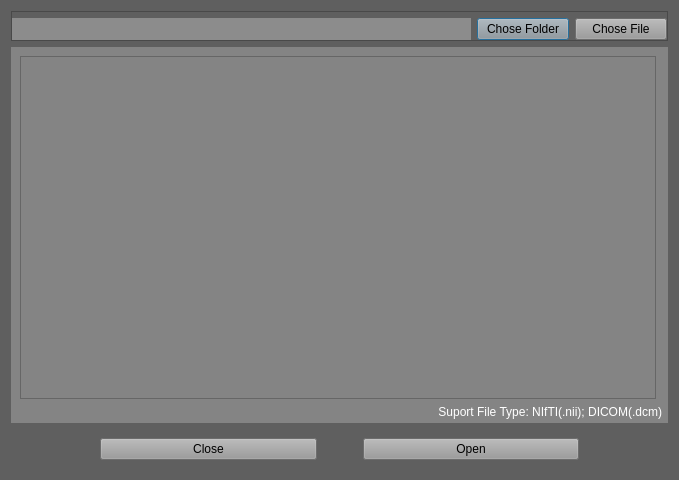
The window that software_1/qt.ui/OpenMRI.ui (MarcioCamposJr/EasyqMR) describes before a commit, drawn with Qt 5.
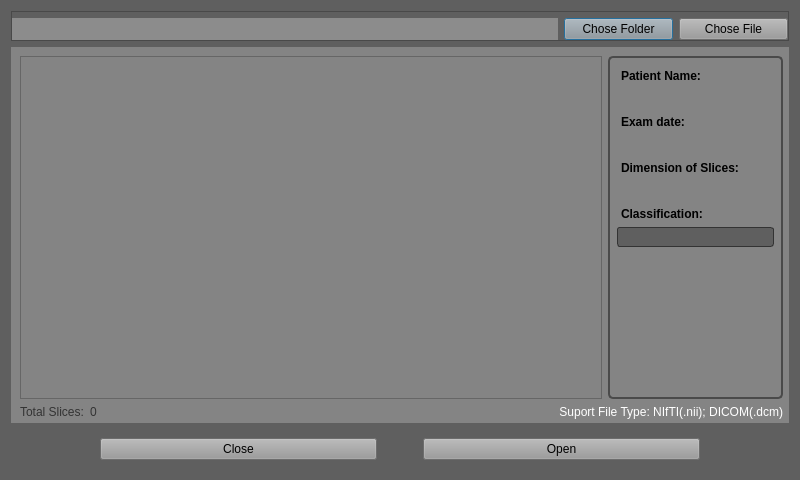
The same window after the commit. Icons and pictures are not drawn.

The edit to the form file:
```diff
--- a/software_1/qt.ui/OpenMRI.ui
+++ b/software_1/qt.ui/OpenMRI.ui
@@ -6,7 +6,7 @@
    <rect>
     <x>0</x>
     <y>0</y>
-    <width>679</width>
+    <width>800</width>
     <height>480</height>
    </rect>
   </property>
@@ -124,10 +124,13 @@
        <widget class="QWidget" name="widget_3" native="true">
         <property name="sizePolicy">
          <sizepolicy hsizetype="Preferred" vsizetype="Preferred">
-          <horstretch>4</horstretch>
+          <horstretch>20</horstretch>
           <verstretch>0</verstretch>
          </sizepolicy>
         </property>
+        <property name="styleSheet">
+         <string notr="true"/>
+        </property>
         <layout class="QGridLayout" name="gridLayout">
          <property name="leftMargin">
           <number>0</number>
@@ -141,6 +144,222 @@
          <property name="bottomMargin">
           <number>4</number>
          </property>
+         <item row="0" column="1" rowspan="2">
+          <widget class="QWidget" name="data" native="true">
+           <property name="sizePolicy">
+            <sizepolicy hsizetype="Preferred" vsizetype="Preferred">
+             <horstretch>6</horstretch>
+             <verstretch>0</verstretch>
+            </sizepolicy>
+           </property>
+           <property name="styleSheet">
+            <string notr="true">QWidget {
+    border: 2px solid #4a4a4a; /* Cor da borda */
+    border-radius: 5px; /* Curvatura da borda */
+    padding: 10px; /* Espaçamento interno para o conteúdo do QWidget */
+ /* Cor do texto dentro do QWidget */
+}</string>
+           </property>
+           <layout class="QVBoxLayout" name="verticalLayout_2">
+            <item>
+             <widget class="QLabel" name="label_2">
+              <property name="font">
+               <font>
+                <weight>75</weight>
+                <bold>true</bold>
+               </font>
+              </property>
+              <property name="styleSheet">
+               <string notr="true">border: None;
+padding: 4px 2px 0px 1px; color: balck</string>
+              </property>
+              <property name="text">
+               <string>Patient Name:</string>
+              </property>
+             </widget>
+            </item>
+            <item>
+             <widget class="QLabel" name="patientName">
+              <property name="styleSheet">
+               <string notr="true">border: None;
+padding: 0px 0px 2px 1px;</string>
+              </property>
+              <property name="text">
+               <string/>
+              </property>
+             </widget>
+            </item>
+            <item>
+             <widget class="QLabel" name="label_4">
+              <property name="font">
+               <font>
+                <weight>75</weight>
+                <bold>true</bold>
+               </font>
+              </property>
+              <property name="styleSheet">
+               <string notr="true">border: None;
+padding: 4px 2px 0px 1px; color: balck</string>
+              </property>
+              <property name="text">
+               <string>Exam date:</string>
+              </property>
+             </widget>
+            </item>
+            <item>
+             <widget class="QLabel" name="examDate">
+              <property name="styleSheet">
+               <string notr="true">border: None;
+padding: 0px 0px 2px 1px;</string>
+              </property>
+              <property name="text">
+               <string/>
+              </property>
+             </widget>
+            </item>
+            <item>
+             <widget class="QLabel" name="label_7">
+              <property name="sizePolicy">
+               <sizepolicy hsizetype="Preferred" vsizetype="Preferred">
+                <horstretch>2</horstretch>
+                <verstretch>0</verstretch>
+               </sizepolicy>
+              </property>
+              <property name="font">
+               <font>
+                <weight>75</weight>
+                <bold>true</bold>
+               </font>
+              </property>
+              <property name="styleSheet">
+               <string notr="true">border: None;
+padding: 4px 2px 0px 1px; color: balck</string>
+              </property>
+              <property name="text">
+               <string>Dimension of Slices:</string>
+              </property>
+             </widget>
+            </item>
+            <item>
+             <widget class="QLabel" name="sizeSlices">
+              <property name="sizePolicy">
+               <sizepolicy hsizetype="Preferred" vsizetype="Preferred">
+                <horstretch>3</horstretch>
+                <verstretch>0</verstretch>
+               </sizepolicy>
+              </property>
+              <property name="styleSheet">
+               <string notr="true">border: None;
+padding: 0px 0px 2px 1px;</string>
+              </property>
+              <property name="text">
+               <string/>
+              </property>
+             </widget>
+            </item>
+            <item>
+             <widget class="QLabel" name="label_6">
+              <property name="font">
+               <font>
+                <weight>75</weight>
+                <bold>true</bold>
+               </font>
+              </property>
+              <property name="styleSheet">
+               <string notr="true">border: None;
+padding: 4px 2px 0px 1px; color: balck</string>
+              </property>
+              <property name="text">
+               <string>Classification:</string>
+              </property>
+              <property name="margin">
+               <number>0</number>
+              </property>
+             </widget>
+            </item>
+            <item>
+             <widget class="QComboBox" name="setLabelClassification">
+              <property name="styleSheet">
+               <string notr="true">QComboBox {
+	border: 1px solid #333333;
+	border-radius: 3px;
+	background: rgb(95, 95, 95);
+	padding: 1px 23px 1px 3px;
+	min-width: 6em;
+	color: #ffffff;
+}
+QComboBox::drop-down {
+	subcontrol-origin: padding;
+	subcontrol-position: top right;
+	width: 20px;
+	border: None;
+}
+QComboBox::down-arrow {
+     image: url(:/software_1/Docs/icon/arrowDown.png);
+}
+ 
+QComboBox QAbstractView{
+	background-color: #4f4f4f;
+	color: #999999;
+ 
+	selection-background-color: #999999;
+	selection-color: #4f4f4f;
+}</string>
+              </property>
+              <property name="currentIndex">
+               <number>-1</number>
+              </property>
+              <item>
+               <property name="text">
+                <string>T1</string>
+               </property>
+              </item>
+              <item>
+               <property name="text">
+                <string>T1p</string>
+               </property>
+              </item>
+              <item>
+               <property name="text">
+                <string>T2</string>
+               </property>
+              </item>
+              <item>
+               <property name="text">
+                <string>T2*</string>
+               </property>
+              </item>
+              <item>
+               <property name="text">
+                <string>IVIM</string>
+               </property>
+              </item>
+              <item>
+               <property name="text">
+                <string>ADC</string>
+               </property>
+              </item>
+             </widget>
+            </item>
+            <item>
+             <spacer name="verticalSpacer">
+              <property name="orientation">
+               <enum>Qt::Vertical</enum>
+              </property>
+              <property name="sizeType">
+               <enum>QSizePolicy::Preferred</enum>
+              </property>
+              <property name="sizeHint" stdset="0">
+               <size>
+                <width>20</width>
+                <height>150</height>
+               </size>
+              </property>
+             </spacer>
+            </item>
+           </layout>
+          </widget>
+         </item>
          <item row="0" column="0" rowspan="2">
           <widget class="QTableWidget" name="tableFile">
            <property name="sizePolicy">
@@ -163,18 +382,60 @@
            </attribute>
           </widget>
          </item>
-         <item row="2" column="0" colspan="2">
-          <widget class="QLabel" name="label">
-           <property name="styleSheet">
-            <string notr="true">color:white;</string>
-           </property>
-           <property name="text">
-            <string>Suport File Type: NIfTI(.nii); DICOM(.dcm)</string>
-           </property>
-           <property name="alignment">
-            <set>Qt::AlignRight|Qt::AlignTrailing|Qt::AlignVCenter</set>
-           </property>
-          </widget>
+         <item row="3" column="0" rowspan="2" colspan="2">
+          <layout class="QHBoxLayout" name="horizontalLayout_4">
+           <item>
+            <widget class="QLabel" name="label_3">
+             <property name="sizePolicy">
+              <sizepolicy hsizetype="Preferred" vsizetype="Preferred">
+               <horstretch>1</horstretch>
+               <verstretch>0</verstretch>
+              </sizepolicy>
+             </property>
+             <property name="styleSheet">
+              <string notr="true">color: #333333; </string>
+             </property>
+             <property name="text">
+              <string>Total Slices:</string>
+             </property>
+            </widget>
+           </item>
+           <item>
+            <widget class="QLabel" name="totalSlices">
+             <property name="sizePolicy">
+              <sizepolicy hsizetype="Preferred" vsizetype="Preferred">
+               <horstretch>3</horstretch>
+               <verstretch>0</verstretch>
+              </sizepolicy>
+             </property>
+             <property name="styleSheet">
+              <string notr="true">color: #333333; </string>
+             </property>
+             <property name="text">
+              <string>0</string>
+             </property>
+            </widget>
+           </item>
+           <item>
+            <widget class="QLabel" name="label">
+             <property name="sizePolicy">
+              <sizepolicy hsizetype="Preferred" vsizetype="Preferred">
+               <horstretch>15</horstretch>
+               <verstretch>0</verstretch>
+              </sizepolicy>
+             </property>
+             <property name="styleSheet">
+              <string notr="true">color:white;</string>
+             </property>
+             <property name="text">
+              <string>Suport File Type: NIfTI(.nii); DICOM(.dcm)</string>
+             </property>
+             <property name="alignment">
+              <set>Qt::AlignRight|Qt::AlignTrailing|Qt::AlignVCenter</set>
+             </property>
+            </widget>
+           </item>
+          </layout>
          </item>
         </layout>
        </widget>
```
Left out of the diff: 2 changed lines with no effect on the pictures.
